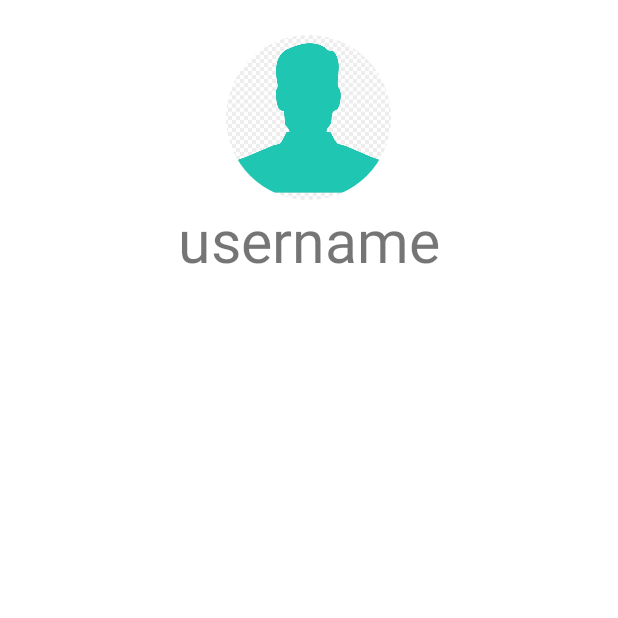
After one commit to sauravkumar-2002/combo-x, an Android app: the individualchat screen opened directly, with no data from a screen before it, on a phone screen of 412 x 824 dp, the top half of it. The commit adds this screen. Run offline under Robolectric (Android 15) with nearby library versions, the phone set to English and light mode, and no system bars; our stand-ins replace CircleImageView.

Commit message:
colour change

```diff
--- a/app/src/main/AndroidManifest.xml
+++ b/app/src/main/AndroidManifest.xml
@@ -9,8 +9,8 @@
         android:roundIcon="@mipmap/ic_launcher_round"
         android:supportsRtl="true"
         android:theme="@style/Theme.UpscZindabaad">
-        <activity android:name=".dashboardg"></activity>
-
+        <activity android:name=".individualchat"></activity>
+        <activity android:name=".dashboardg" />
         <activity android:name=".signUpactivity" />
         <activity android:name=".loginActivityG">
             <intent-filter>
--- /dev/null
+++ b/app/src/main/java/com/example/upsczindabaad/icmodel.java
@@ -0,0 +1,5 @@
+package com.example.upsczindabaad;
+
+public class icmodel {
+
+}
--- /dev/null
+++ b/app/src/main/java/com/example/upsczindabaad/individualchat.java
@@ -0,0 +1,24 @@
+package com.example.upsczindabaad;
+
+import androidx.appcompat.app.AppCompatActivity;
+import androidx.recyclerview.widget.LinearLayoutManager;
+import androidx.recyclerview.widget.RecyclerView;
+
+import android.os.Bundle;
+import android.widget.ImageView;
+import android.widget.TextView;
+
+public class individualchat extends AppCompatActivity {
+TextView icusername;
+ImageView icprofilepic;
+RecyclerView icrecv;
+    @Override
+    protected void onCreate(Bundle savedInstanceState) {
+        super.onCreate(savedInstanceState);
+        setContentView(R.layout.activity_individualchat);
+        icusername=(TextView)findViewById(R.id.icusername);
+        icprofilepic=(ImageView)findViewById(R.id.icprofilepic);
+        icrecv=(RecyclerView)findViewById(R.id.icrecview);
+        icrecv.setLayoutManager(new LinearLayoutManager(this));
+    }
+}
--- /dev/null
+++ b/app/src/main/res/layout/activity_individualchat.xml
@@ -0,0 +1,38 @@
+<?xml version="1.0" encoding="utf-8"?>
+<androidx.constraintlayout.widget.ConstraintLayout xmlns:android="http://schemas.android.com/apk/res/android"
+    xmlns:app="http://schemas.android.com/apk/res-auto"
+    xmlns:tools="http://schemas.android.com/tools"
+    android:layout_width="match_parent"
+    android:layout_height="match_parent"
+    tools:context=".individualchat">
+
+    <ScrollView
+        android:layout_width="match_parent"
+        android:layout_height="match_parent"
+        >
+<LinearLayout
+    android:layout_width="match_parent"
+    android:layout_height="wrap_content"
+    android:orientation="vertical">
+        <de.hdodenhof.circleimageview.CircleImageView
+            android:layout_width="110dp"
+            android:layout_gravity="center"
+            android:layout_marginTop="23dp"
+            android:layout_height="110dp"
+            android:id="@+id/icprofilepic"
+            android:src="@drawable/prof" />
+    <TextView
+        android:layout_width="match_parent"
+        android:layout_height="wrap_content"
+        android:text="username"
+        android:id="@+id/icusername"
+        android:layout_gravity="center"
+        android:gravity="center"
+        android:textSize="39dp"/>
+    <androidx.recyclerview.widget.RecyclerView
+        android:layout_width="match_parent"
+        android:layout_height="wrap_content"
+        android:id="@+id/icrecview"/>
+</LinearLayout>
+    </ScrollView>
+</androidx.constraintlayout.widget.ConstraintLayout>
--- a/app/src/main/res/layout/activity_login_g.xml
+++ b/app/src/main/res/layout/activity_login_g.xml
@@ -4,7 +4,7 @@
     xmlns:tools="http://schemas.android.com/tools"
     android:layout_width="match_parent"
     android:layout_height="match_parent"
-    android:background="#040E44"
+    android:background="@drawable/signinbg"
     tools:context=".loginActivityG">
 
 
--- a/app/src/main/res/layout/activity_sign_upactivity.xml
+++ b/app/src/main/res/layout/activity_sign_upactivity.xml
@@ -4,7 +4,7 @@
     xmlns:tools="http://schemas.android.com/tools"
     android:layout_width="match_parent"
     android:layout_height="match_parent"
-    android:background="#040E44"
+    android:background="@drawable/signinbg"
     tools:context=".signUpactivity">
 
 
```
Also changed, not shown: app/src/main/res/drawable/prof.png (added), app/src/main/res/drawable/signinbg.png (added).
